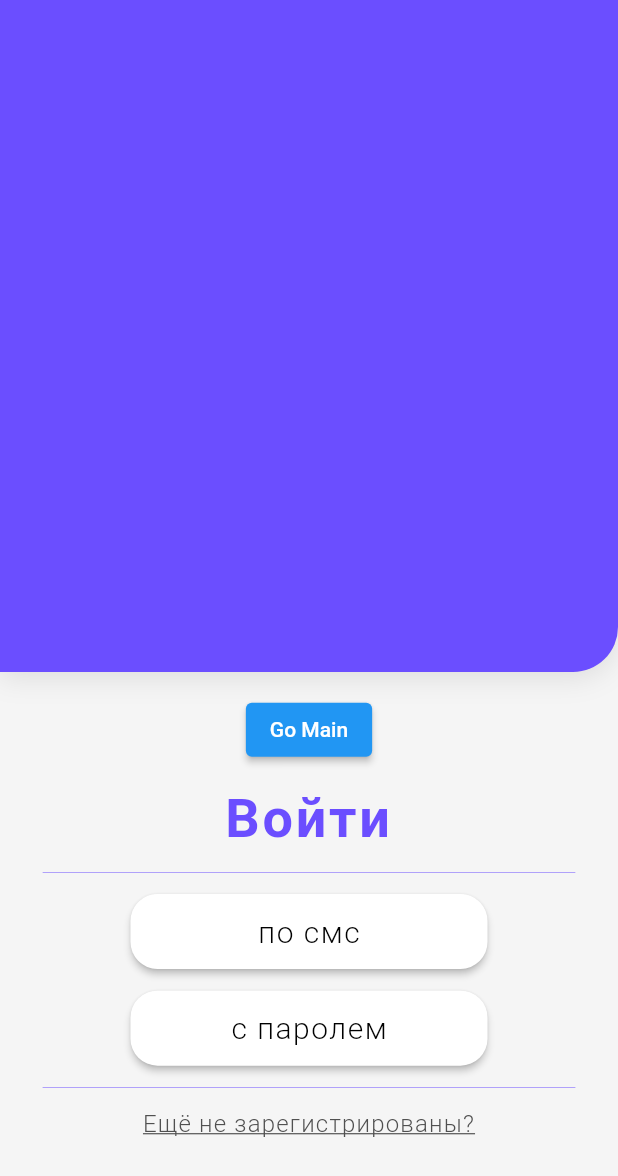
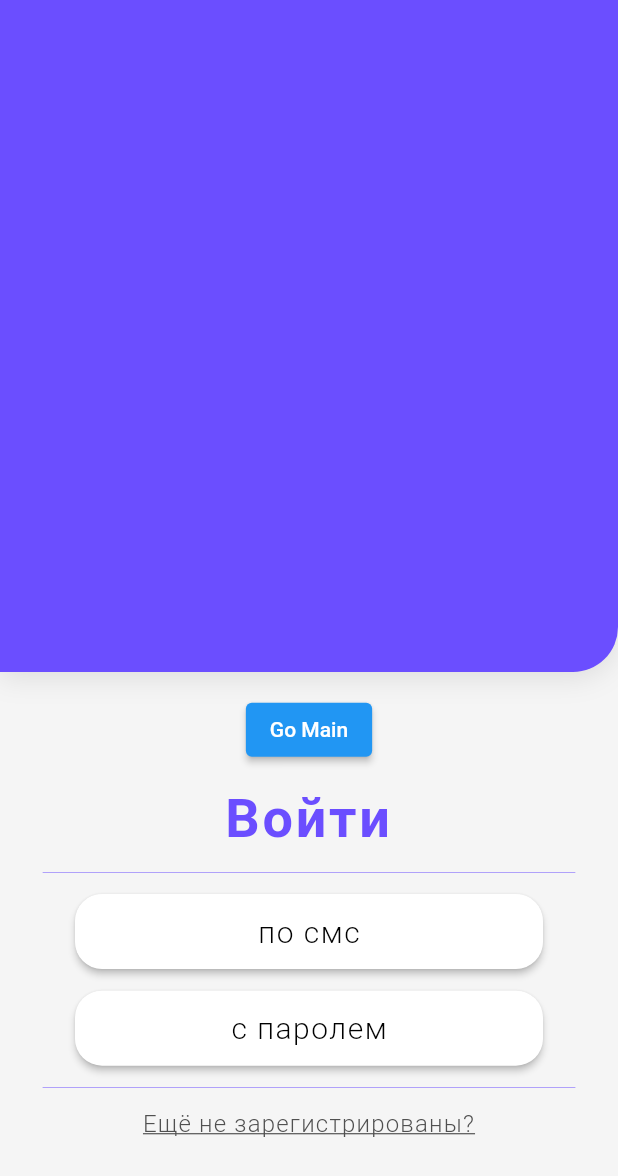
Before and after one commit to anpoda-agency/quick_meet, a Flutter app: the screen it shows after launch, on a phone screen of 412 x 824 dp. Shown: the top 1176 px of the screen. Run offline on Flutter 3.47's test engine with Material 2 defaults, Android fonts, the phone set to English and light mode, and no system bars; our stand-ins replace dio, get_it, mask_text_input_formatter; Roboto replaces fonts that are missing (Comfortaa, SF Pro Text).

Commit message:
auth custom button

```diff
--- /dev/null
+++ b/lib/features/core_widgets/auth_custom_button.dart
@@ -0,0 +1,88 @@
+import 'package:flutter/material.dart';
+
+class AuthCustomButton extends StatelessWidget {
+  const AuthCustomButton({
+    super.key,
+    required this.onPressed,
+    required this.title,
+    required this.backgroundColor,
+  });
+
+  final VoidCallback onPressed;
+  final String title;
+  final Color backgroundColor;
+
+  @override
+  Widget build(BuildContext context) {
+    return Padding(
+      padding: const EdgeInsets.symmetric(horizontal: 50),
+      child: SizedBox(
+        width: MediaQuery.of(context).size.width,
+        height: 50,
+        child: ElevatedButton(
+          onPressed: onPressed,
+          //() { Navigator.pushNamed(context, '/auth_password_page');},
+          style: ElevatedButton.styleFrom(
+              backgroundColor: backgroundColor,
+              shape: RoundedRectangleBorder(
+                  borderRadius: BorderRadius.circular(18))),
+          child: Text(
+            title,
+            style: const TextStyle(
+              color: Colors.black,
+              fontSize: 20,
+              fontFamily: 'SF Pro Text',
+              fontWeight: FontWeight.w300,
+              letterSpacing: 1,
+            ),
+          ),
+        ),
+      ),
+    );
+  }
+}
+
+
+
+/*
+class AuthCustomButton extends StatefulWidget {
+  const AuthCustomButton({super.key, required this.onTap});
+  final VoidCallback onTap;
+
+  @override
+  State<AuthCustomButton> createState() => _AuthCustomButtonState();
+}
+
+class _AuthCustomButtonState extends State<AuthCustomButton> {
+  @override
+  Widget build(BuildContext context) {
+    return Padding(
+      padding: const EdgeInsets.symmetric(horizontal: 87),
+      child: SizedBox(
+        width: MediaQuery.of(context).size.width,
+        height: 50,
+        child: ElevatedButton(
+          onPressed: widget.onTap,
+            //() { Navigator.pushNamed(context, '/auth_password_page');},
+
+          style: ElevatedButton.styleFrom(
+            primary: Colors.white,
+            shape:
+                RoundedRectangleBorder(borderRadius: BorderRadius.circular(18)),
+          ),
+          child: const Text(
+            'с паролем',
+            style: TextStyle(
+              color: Colors.black,
+              fontSize: 20,
+              fontFamily: 'SF Pro Text',
+              fontWeight: FontWeight.w300,
+              letterSpacing: 1,
+            ),
+          ),
+        ),
+      ),
+    );
+  }
+}
+ */
--- a/lib/test_ui/ui/start_page/start_page.dart
+++ b/lib/test_ui/ui/start_page/start_page.dart
@@ -1,4 +1,5 @@
 import 'package:flutter/material.dart';
+import 'package:quick_meet/features/core_widgets/auth_custom_button.dart';
 import 'package:quick_meet/test_ui/ui/reg_pages/reg_phone_page.dart';
 
 class StartPage extends StatefulWidget {
@@ -64,64 +65,22 @@ class _StartPageState extends State<StartPage> {
               ),
             ),
           ),
-          Padding(
-            padding: const EdgeInsets.symmetric(horizontal: 87),
-            child: SizedBox(
-              width: MediaQuery.of(context).size.width,
-              height: 50,
-              child: ElevatedButton(
-                onPressed: () {
-                  Navigator.pushNamed(context, '/auth_sms_page');
-                },
-                style: ElevatedButton.styleFrom(
-                  primary: Colors.white,
-                  shape: RoundedRectangleBorder(
-                      borderRadius: BorderRadius.circular(18)),
-                ),
-                child: const Text(
-                  'по смс',
-                  style: TextStyle(
-                    color: Colors.black,
-                    fontSize: 20,
-                    fontFamily: 'SF Pro Text',
-                    fontWeight: FontWeight.w300,
-                    letterSpacing: 1,
-                  ),
-                ),
-              ),
-            ),
+          AuthCustomButton(
+            onPressed: () {
+              Navigator.pushNamed(context, '/auth_sms_page');
+            },
+            title: 'по смс',
+            backgroundColor: Colors.white,
           ),
           // const SizedBox(
           //   height: 20,
           // ),
-          Padding(
-            padding: const EdgeInsets.symmetric(horizontal: 87),
-            child: SizedBox(
-              width: MediaQuery.of(context).size.width,
-              height: 50,
-              child: ElevatedButton(
-                onPressed: () {
-                  Navigator.pushNamed(
-                      context, //'/reg_phone_page'
-                      '/auth_password_page');
-                },
-                style: ElevatedButton.styleFrom(
-                  primary: Colors.white,
-                  shape: RoundedRectangleBorder(
-                      borderRadius: BorderRadius.circular(18)),
-                ),
-                child: const Text(
-                  'с паролем',
-                  style: TextStyle(
-                    color: Colors.black,
-                    fontSize: 20,
-                    fontFamily: 'SF Pro Text',
-                    fontWeight: FontWeight.w300,
-                    letterSpacing: 1,
-                  ),
-                ),
-              ),
-            ),
+          AuthCustomButton(
+            onPressed: () {
+              Navigator.pushNamed(context, '/auth_password_page');
+            },
+            title: 'с паролем',
+            backgroundColor: Colors.white,
           ),
           Container(
             width: 355,
@@ -170,3 +129,35 @@ class _StartPageState extends State<StartPage> {
     );
   }
 }
+
+
+
+          /* Padding(
+            padding: const EdgeInsets.symmetric(horizontal: 87),
+            child: SizedBox(
+              width: MediaQuery.of(context).size.width,
+              height: 50,
+              child: ElevatedButton(
+                onPressed: () {
+                  Navigator.pushNamed(
+                      context, //'/reg_phone_page'
+                      '/auth_password_page');
+                },
+                style: ElevatedButton.styleFrom(
+                  primary: Colors.white,
+                  shape: RoundedRectangleBorder(
+                      borderRadius: BorderRadius.circular(18)),
+                ),
+                child: const Text(
+                  'с паролем',
+                  style: TextStyle(
+                    color: Colors.black,
+                    fontSize: 20,
+                    fontFamily: 'SF Pro Text',
+                    fontWeight: FontWeight.w300,
+                    letterSpacing: 1,
+                  ),
+                ),
+              ),
+            ),
+          ), */
```
Also changed, not shown: pubspec.lock.
